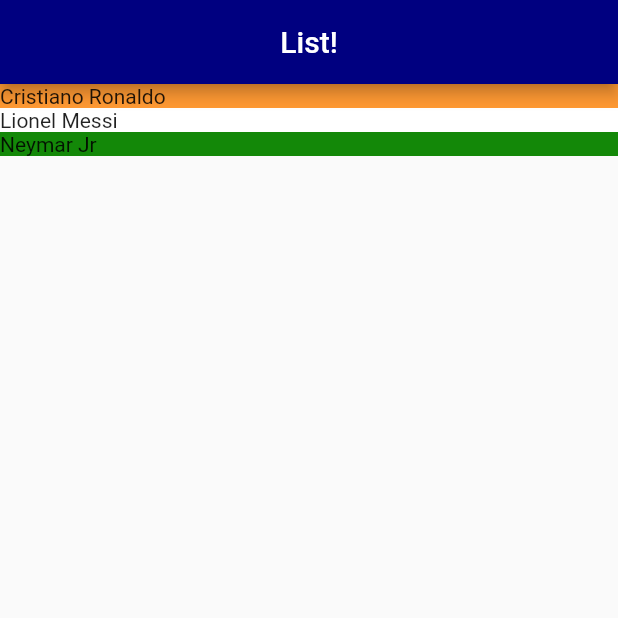
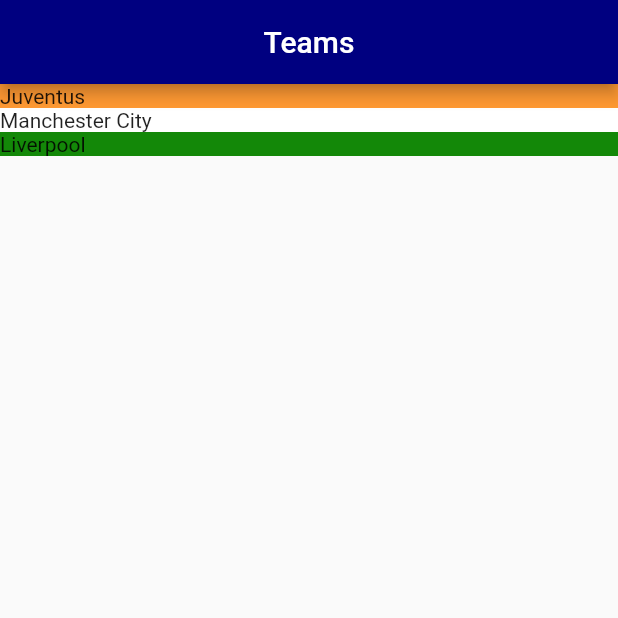
Before and after one commit to beingRD/SoccerTeams-App, a Flutter app: the screen it shows after launch, on a phone screen of 412 x 824 dp, the top half of it. Run offline on Flutter 3.47's test engine with Material 2 defaults, Android fonts, the phone set to English and light mode, and no system bars.

Commit message:
Random 2.0

```diff
--- a/lib/team_detail.dart
+++ b/lib/team_detail.dart
@@ -5,7 +5,7 @@ class TeamDetail extends StatelessWidget {
     return Scaffold(
       appBar: AppBar(
         centerTitle: true,
-        title: Text("List!"),
+        title: Text("Teams"),
         backgroundColor: const Color(0xff000080),
       ),
       body: Center(
@@ -13,9 +13,9 @@ class TeamDetail extends StatelessWidget {
           mainAxisAlignment: MainAxisAlignment.start,
           crossAxisAlignment: CrossAxisAlignment.stretch,
           children: [
-            _section("Cristiano Ronaldo", Color(0xffff9933)),
-            _section("Lionel Messi", Color(0xffffffff)),
-            _section("Neymar Jr", Color(0xff138808)),
+            _section("Juventus", Color(0xffff9933)),
+            _section("Manchester City", Color(0xffffffff)),
+            _section("Liverpool", Color(0xff138808)),
           ],
         ),
       ),
```
